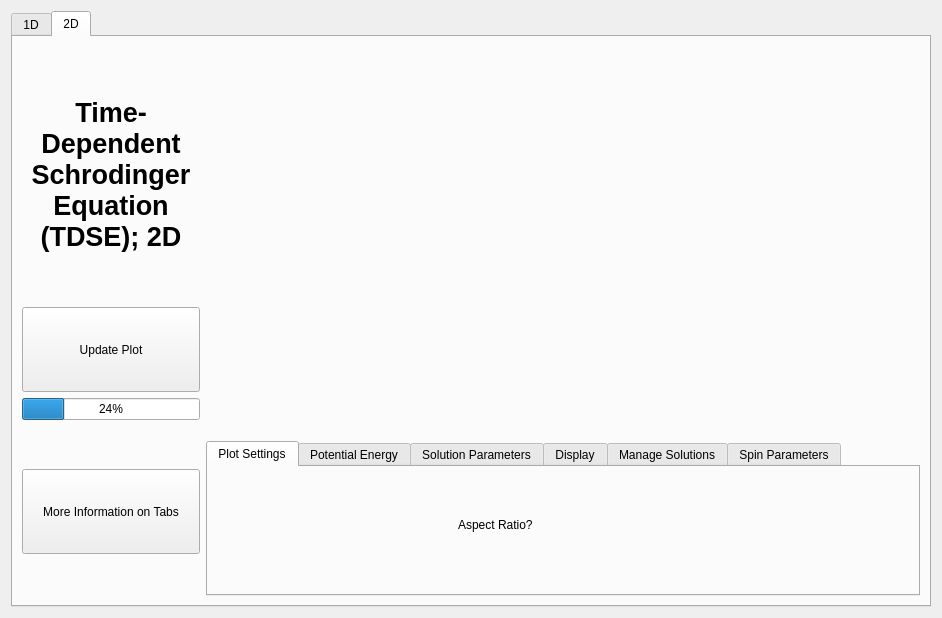
This is tdsemainwindow.ui in ambeech1/QSandbox as Qt 5 draws it before an edit. The edited form follows.
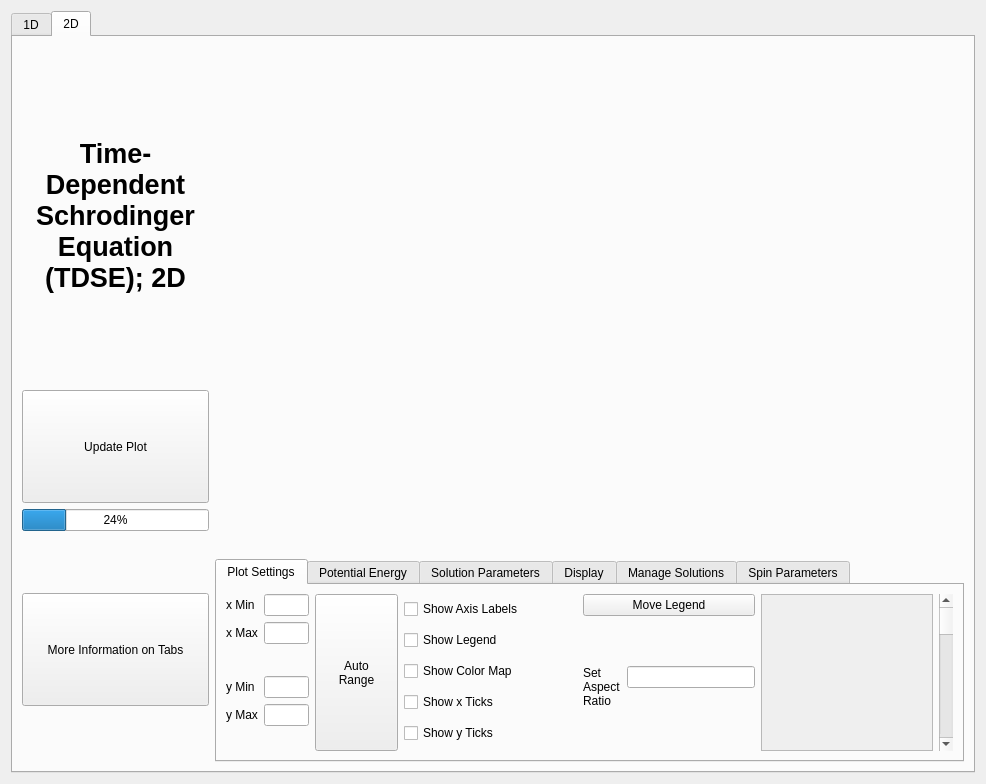
This is the edited form. The open tabs and pages were chosen to show the change. Custom widgets are drawn as their Qt base class.

```diff
--- a/tdsemainwindow.ui
+++ b/tdsemainwindow.ui
@@ -6,8 +6,8 @@
    <rect>
     <x>0</x>
     <y>0</y>
-    <width>942</width>
-    <height>618</height>
+    <width>986</width>
+    <height>784</height>
    </rect>
   </property>
   <property name="windowTitle">
@@ -398,19 +398,175 @@
               <attribute name="title">
                <string>Plot Settings</string>
               </attribute>
-              <widget class="QLabel" name="label_7">
-               <property name="geometry">
-                <rect>
-                 <x>250</x>
-                 <y>50</y>
-                 <width>121</width>
-                 <height>16</height>
-                </rect>
-               </property>
-               <property name="text">
-                <string>Aspect Ratio?</string>
-               </property>
-              </widget>
+              <layout class="QVBoxLayout" name="verticalLayout_21">
+               <item>
+                <layout class="QHBoxLayout" name="horizontalLayout_7" stretch="2,2,2,2,1">
+                 <item>
+                  <layout class="QGridLayout" name="gridLayout_3" columnstretch="1,1" columnminimumwidth="1,1">
+                   <item row="1" column="0">
+                    <layout class="QFormLayout" name="formLayout_8">
+                     <item row="0" column="0">
+                      <widget class="QLabel" name="label_16">
+                       <property name="text">
+                        <string>y Min</string>
+                       </property>
+                      </widget>
+                     </item>
+                     <item row="0" column="1">
+                      <widget class="QLineEdit" name="ymin_2"/>
+                     </item>
+                     <item row="1" column="0">
+                      <widget class="QLabel" name="label_17">
+                       <property name="text">
+                        <string>y Max</string>
+                       </property>
+                      </widget>
+                     </item>
+                     <item row="1" column="1">
+                      <widget class="QLineEdit" name="ymax_2"/>
+                     </item>
+                    </layout>
+                   </item>
+                   <item row="0" column="0">
+                    <layout class="QFormLayout" name="formLayout_9">
+                     <item row="0" column="0">
+                      <widget class="QLabel" name="label_18">
+                       <property name="text">
+                        <string>x Min</string>
+                       </property>
+                      </widget>
+                     </item>
+                     <item row="0" column="1">
+                      <widget class="QLineEdit" name="xmin_2">
+                       <property name="text">
+                        <string/>
+                       </property>
+                      </widget>
+                     </item>
+                     <item row="1" column="0">
+                      <widget class="QLabel" name="label_19">
+                       <property name="text">
+                        <string>x Max</string>
+                       </property>
+                      </widget>
+                     </item>
+                     <item row="1" column="1">
+                      <widget class="QLineEdit" name="xmax_2"/>
+                     </item>
+                    </layout>
+                   </item>
+                   <item row="0" column="1" rowspan="2">
+                    <widget class="QPushButton" name="autoRange1d_2">
+                     <property name="sizePolicy">
+                      <sizepolicy hsizetype="Expanding" vsizetype="Minimum">
+                       <horstretch>0</horstretch>
+                       <verstretch>0</verstretch>
+                      </sizepolicy>
+                     </property>
+                     <property name="text">
+                      <string>Auto
+Range</string>
+                     </property>
+                    </widget>
+                   </item>
+                  </layout>
+                 </item>
+                 <item>
+                  <layout class="QVBoxLayout" name="verticalLayout_19">
+                   <item>
+                    <widget class="QCheckBox" name="showAxisLabels_2">
+                     <property name="text">
+                      <string>Show Axis Labels</string>
+                     </property>
+                    </widget>
+                   </item>
+                   <item>
+                    <widget class="QCheckBox" name="showLegend_2">
+                     <property name="text">
+                      <string>Show Legend</string>
+                     </property>
+                    </widget>
+                   </item>
+                   <item>
+                    <widget class="QCheckBox" name="showColormap">
+                     <property name="text">
+                      <string>Show Color Map</string>
+                     </property>
+                    </widget>
+                   </item>
+                   <item>
+                    <widget class="QCheckBox" name="showXTicks_2">
+                     <property name="text">
+                      <string>Show x Ticks</string>
+                     </property>
+                    </widget>
+                   </item>
+                   <item>
+                    <widget class="QCheckBox" name="showYTicksL_2">
+                     <property name="text">
+                      <string>Show y Ticks</string>
+                     </property>
+                    </widget>
+                   </item>
+                  </layout>
+                 </item>
+                 <item>
+                  <layout class="QVBoxLayout" name="verticalLayout_20">
+                   <item>
+                    <widget class="QPushButton" name="moveLegend">
+                     <property name="text">
+                      <string>Move Legend</string>
+                     </property>
+                    </widget>
+                   </item>
+                   <item>
+                    <layout class="QFormLayout" name="formLayout_10">
+                     <property name="formAlignment">
+                      <set>Qt::AlignmentFlag::AlignLeading|Qt::AlignmentFlag::AlignLeft|Qt::AlignmentFlag::AlignVCenter</set>
+                     </property>
+                     <item row="0" column="0">
+                      <widget class="QLabel" name="label_20">
+                       <property name="text">
+                        <string>Set
+Aspect
+Ratio</string>
+                       </property>
+                      </widget>
+                     </item>
+                     <item row="0" column="1">
+                      <widget class="QLineEdit" name="lineEdit_8"/>
+                     </item>
+                    </layout>
+                   </item>
+                  </layout>
+                 </item>
+                 <item>
+                  <widget class="QScrollArea" name="scrollArea_2">
+                   <property name="widgetResizable">
+                    <bool>true</bool>
+                   </property>
+                   <widget class="QWidget" name="scrollAreaWidgetContents_2">
+                    <property name="geometry">
+                     <rect>
+                      <x>0</x>
+                      <y>0</y>
+                      <width>166</width>
+                      <height>152</height>
+                     </rect>
+                    </property>
+                   </widget>
+                  </widget>
+                 </item>
+                 <item>
+                  <widget class="QScrollBar" name="verticalScrollBar_2">
+                   <property name="orientation">
+                    <enum>Qt::Orientation::Vertical</enum>
+                   </property>
+                  </widget>
+                 </item>
+                </layout>
+               </item>
+              </layout>
              </widget>
              <widget class="QWidget" name="potentialenergy_2">
               <attribute name="title">
@@ -421,6 +577,109 @@
               <attribute name="title">
                <string>Solution Parameters</string>
               </attribute>
+              <layout class="QVBoxLayout" name="verticalLayout_25">
+               <item>
+                <layout class="QHBoxLayout" name="horizontalLayout_9" stretch="1,1,2">
+                 <item>
+                  <layout class="QFormLayout" name="formLayout_14">
+                   <property name="formAlignment">
+                    <set>Qt::AlignmentFlag::AlignLeading|Qt::AlignmentFlag::AlignLeft|Qt::AlignmentFlag::AlignVCenter</set>
+                   </property>
+                   <item row="0" column="0">
+                    <widget class="QLabel" name="label_24">
+                     <property name="text">
+                      <string>x Position Step</string>
+                     </property>
+                    </widget>
+                   </item>
+                   <item row="0" column="1">
+                    <widget class="QLineEdit" name="lineEdit_6"/>
+                   </item>
+                   <item row="3" column="0">
+                    <widget class="QLabel" name="label_25">
+                     <property name="text">
+                      <string>Principal Quantum Number</string>
+                     </property>
+                    </widget>
+                   </item>
+                   <item row="3" column="1">
+                    <widget class="QLineEdit" name="lineEdit_7"/>
+                   </item>
+                   <item row="4" column="0" colspan="2">
+                    <widget class="QCheckBox" name="checkBox_14">
+                     <property name="text">
+                      <string>Calculate Up To Principal Quantum Number</string>
+                     </property>
+                    </widget>
+                   </item>
+                   <item row="1" column="0">
+                    <widget class="QLabel" name="label_26">
+                     <property name="text">
+                      <string>y Position Step</string>
+                     </property>
+                    </widget>
+                   </item>
+                   <item row="1" column="1">
+                    <widget class="QLineEdit" name="lineEdit_9"/>
+                   </item>
+                   <item row="2" column="0">
+                    <widget class="QLabel" name="label_7">
+                     <property name="text">
+                      <string>Time Step</string>
+                     </property>
+                    </widget>
+                   </item>
+                   <item row="2" column="1">
+                    <widget class="QLineEdit" name="lineEdit_10"/>
+                   </item>
+                  </layout>
+                 </item>
+                 <item>
+                  <layout class="QVBoxLayout" name="verticalLayout_24">
+                   <item>
+                    <widget class="QPushButton" name="updatePlot1d_3">
+                     <property name="sizePolicy">
+                      <sizepolicy hsizetype="Minimum" vsizetype="Expanding">
+                       <horstretch>0</horstretch>
+                       <verstretch>0</verstretch>
+                      </sizepolicy>
+                     </property>
+                     <property name="text">
+                      <string>Compute Solution</string>
+                     </property>
+                    </widget>
+                   </item>
+                   <item>
+                    <widget class="QProgressBar" name="progressBar_4">
+                     <property name="sizePolicy">
+                      <sizepolicy hsizetype="Expanding" vsizetype="Fixed">
+                       <horstretch>0</horstretch>
+                       <verstretch>0</verstretch>
+                      </sizepolicy>
+                     </property>
+                     <property name="value">
+                      <number>24</number>
+                     </property>
+                    </widget>
+                   </item>
+                  </layout>
+                 </item>
+                 <item>
+                  <spacer name="horizontalSpacer_5">
+                   <property name="orientation">
+                    <enum>Qt::Orientation::Horizontal</enum>
+                   </property>
+                   <property name="sizeHint" stdset="0">
+                    <size>
+                     <width>40</width>
+                     <height>20</height>
+                    </size>
+                   </property>
+                  </spacer>
+                 </item>
+                </layout>
+               </item>
+              </layout>
              </widget>
              <widget class="QWidget" name="display_2">
               <attribute name="title">
```
Left out of the diff: 793 changed lines with no effect on the pictures.
